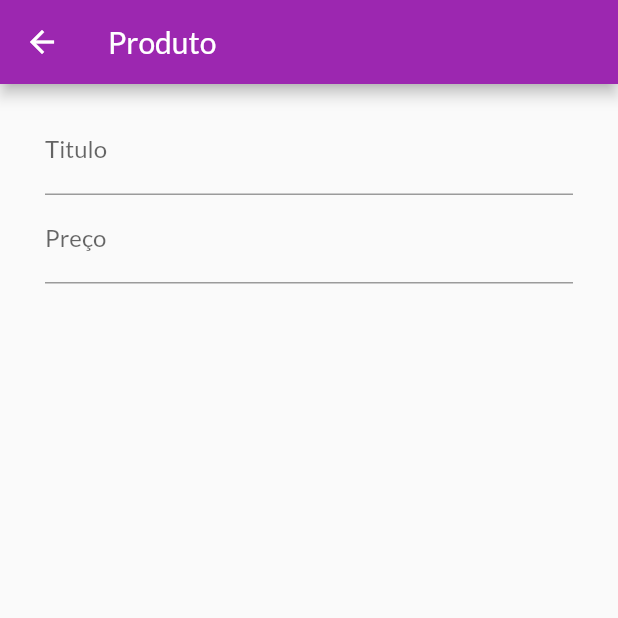
After one commit to anotherjemluz/estudos-flutter, a Flutter app: the ProductFormScreen screen opened by its route, on a phone screen of 412 x 824 dp, the top half of it. The commit adds this screen. Run offline on Flutter 3.47's test engine with Material 2 defaults, Android fonts, the phone set to English and light mode, and no system bars; network calls fail.

Commit message:
product panel

```diff
--- a/lib/components/product_grid.dart
+++ b/lib/components/product_grid.dart
@@ -1,9 +1,9 @@
 import 'package:flutter/material.dart';
 import 'package:provider/provider.dart';
-import 'package:ybm/providers/product.dart';
+import '../providers/product.dart';
 
 import '../providers/products.dart';
-import '../components/product_item.dart';
+import 'product_grid_item.dart';
 
 class ProductGrid extends StatelessWidget {
   final bool showFavoriteOnly;
@@ -23,7 +23,7 @@ class ProductGrid extends StatelessWidget {
       itemCount: products.length,
       itemBuilder: (ctx, i) => ChangeNotifierProvider.value(
         value: products[i],
-        child: ProductItem(),
+        child: ProductGridItem(),
       ),
       gridDelegate: SliverGridDelegateWithFixedCrossAxisCount(
           crossAxisCount: 2,
--- a/lib/config/app_routes.dart
+++ b/lib/config/app_routes.dart
@@ -2,5 +2,7 @@ class AppRoutes {
   static const PRODUCT_DETAIL = '/product-detail';
   static const CART = '/cart';
   static const ORDERS = '/orders';
+  static const PRODUCTS_PANEL = '/products-panel';
+  static const PRODUCT_FORM = '/product-form';
   static const HOME = '/';
 }
--- a/lib/providers/products.dart
+++ b/lib/providers/products.dart
@@ -10,6 +10,10 @@ class Products with ChangeNotifier {
 
   List<Product> get favoriteItems {
     return _items.where((product) => product.isFavorite).toList();
+  }
+
+  int get itemsCount {
+    return _items.length;
   }
 
   // retorna a referencia (a variavel propriamente dita)
--- /dev/null
+++ b/lib/views/product_form_screen.dart
@@ -0,0 +1,40 @@
+import 'package:flutter/material.dart';
+
+class ProductFormScreen extends StatefulWidget {
+  @override
+  _ProductFormScreenState createState() => _ProductFormScreenState();
+}
+
+class _ProductFormScreenState extends State<ProductFormScreen> {
+  @override
+  Widget build(BuildContext context) {
+    return Scaffold(
+      appBar: AppBar(
+        title: Text('Produto'),
+      ),
+      body: Padding(
+        padding: EdgeInsets.symmetric(
+          horizontal: 30,
+          vertical: 15,
+        ),
+        child: Form(
+          child: ListView(
+            children: <Widget>[
+              TextFormField(
+                decoration: InputDecoration(labelText: 'Titulo'),
+                textInputAction: TextInputAction.next,
+              ),
+              TextFormField(
+                decoration: InputDecoration(labelText: 'Preço'),
+                textInputAction: TextInputAction.next,
+                keyboardType: TextInputType.numberWithOptions(
+                  decimal: true
+                ),
+              )
+            ],
+          ),
+        ),
+      ),
+    );
+  }
+}
```
Also changed, not shown: lib/components/app_drawer.dart (+7 -2 lines), lib/components/cart_item_widget.dart (+25 -1 lines), lib/components/product_grid_item.dart (added, +77 -0 lines), lib/components/product_item.dart (+24 -48 lines), lib/main.dart (+7 -1 lines), lib/providers/cart.dart (+22 -0 lines), lib/views/products_panel_screen.dart (added, +44 -0 lines).
